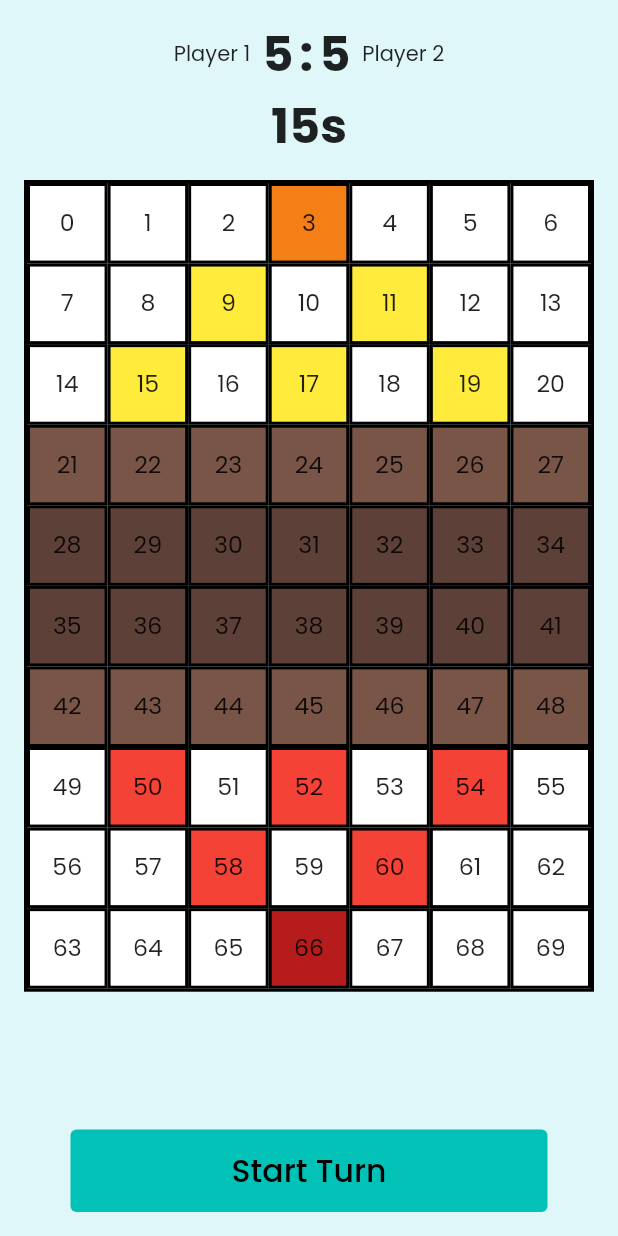
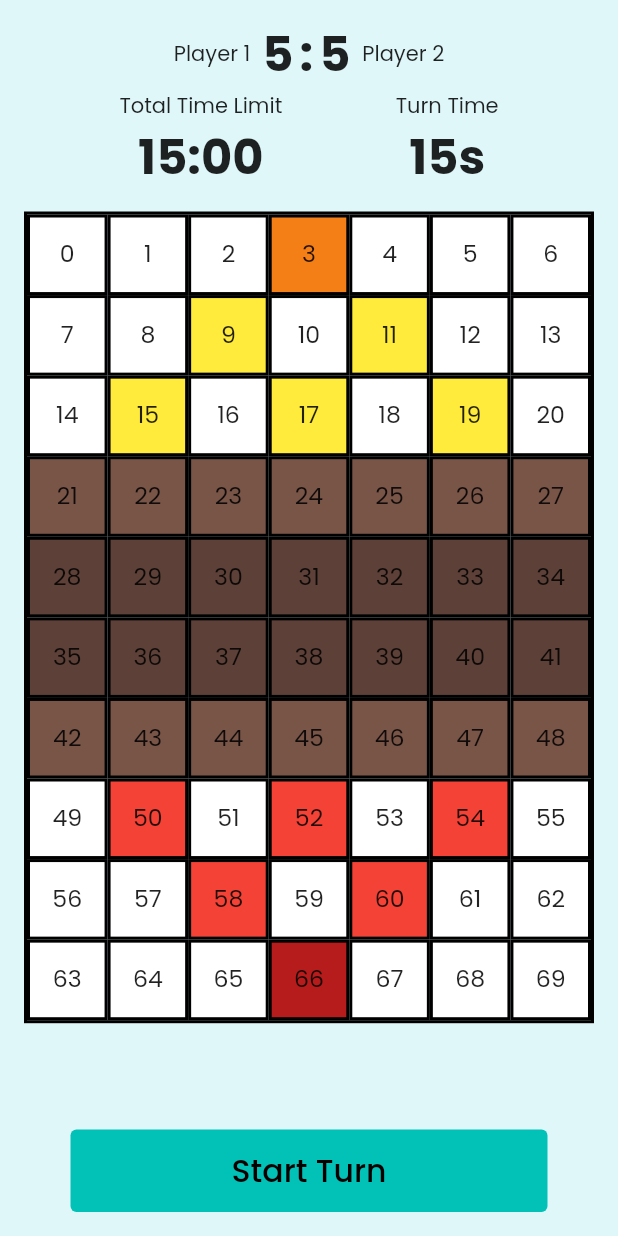
Before and after one commit to reAlpha39/chessbomb, a Flutter app: the screen it shows after launch, after a tap on "Start", on a phone screen of 412 x 824 dp. Run offline on Flutter 3.47's test engine with Material 2 defaults, Android fonts, the phone set to English and light mode, and no system bars; drawn by our look-alikes of velocity_x; our stand-ins replace awesome_dialog, bloc, flutter_bloc, freezed_annotation, get_it, go_router and 2 more.

Commit message:
add total time limit and change end game dialog

```diff
--- a/lib/app/game/bloc/game_board/game_board_cubit.dart
+++ b/lib/app/game/bloc/game_board/game_board_cubit.dart
@@ -56,6 +56,12 @@ class GameBoardCubit extends Cubit<GameBoardState> {
   void resetTempPointAndScore() {
     tempPoint = 0;
     tempScore = 0;
+  }
+
+  void forceEndGame() {
+    emit(const GameBoardState.loading());
+    _resetMovement();
+    emit(const GameBoardState.gameFinished());
   }
 
   void createBoardIndex() {
--- /dev/null
+++ b/lib/app/game/bloc/game_timer/game_timer_cubit.dart
@@ -0,0 +1,50 @@
+import 'package:bloc/bloc.dart';
+import 'package:freezed_annotation/freezed_annotation.dart';
+import 'package:injectable/injectable.dart';
+
+part 'game_timer_state.dart';
+part 'game_timer_cubit.freezed.dart';
+
+@injectable
+class GameTimerCubit extends Cubit<GameTimerState> {
+  GameTimerCubit() : super(const GameTimerState.initial());
+
+  int time = 900;
+  bool _stopRunningTimer = false;
+  bool isTimeOut = false;
+
+  void startTimer() async {
+    try {
+      bool _isStop = false;
+      for (int i = time; i >= 0; i--) {
+        emit(const GameTimerState.loading());
+
+        await Future.delayed(const Duration(seconds: 1));
+        time = i;
+
+        // stop timer if one of the player win the game
+        if (_stopRunningTimer) {
+          _isStop = true;
+          _stopRunningTimer = false;
+          emit(const GameTimerState.stopped());
+          break;
+        }
+
+        emit(const GameTimerState.update());
+      }
+      if (!_isStop) {
+        isTimeOut = true;
+        emit(const GameTimerState.timeOut());
+      }
+    } catch (_) {}
+  }
+
+  void resetTimer() {
+    time = 900;
+  }
+
+  void stopTimer() {
+    isTimeOut = false;
+    _stopRunningTimer = true;
+  }
+}
--- /dev/null
+++ b/lib/app/game/bloc/game_timer/game_timer_state.dart
@@ -0,0 +1,10 @@
+part of 'game_timer_cubit.dart';
+
+@freezed
+class GameTimerState with _$GameTimerState {
+  const factory GameTimerState.initial() = _Initial;
+  const factory GameTimerState.loading() = _Loading;
+  const factory GameTimerState.update() = _Update;
+  const factory GameTimerState.stopped() = _Stopped;
+  const factory GameTimerState.timeOut() = _TimeOut;
+}
--- a/lib/app/game/pages/game_page.dart
+++ b/lib/app/game/pages/game_page.dart
@@ -1,9 +1,11 @@
 import 'package:awesome_dialog/awesome_dialog.dart';
 import 'package:bombernyaa/app/game/bloc/game_board/game_board_cubit.dart';
+import 'package:bombernyaa/app/game/bloc/game_timer/game_timer_cubit.dart';
 import 'package:bombernyaa/app/game/bloc/poin_counter/poin_counter_cubit.dart';
 import 'package:bombernyaa/app/game/bloc/roll_dice/roll_dice_cubit.dart';
 import 'package:bombernyaa/app/game/bloc/turn_timer/turn_timer_cubit.dart';
 import 'package:bombernyaa/app/game/widgets/game_board.dart';
+import 'package:bombernyaa/app/game/widgets/game_timer.dart';
 import 'package:bombernyaa/app/game/widgets/player_point.dart';
 import 'package:bombernyaa/app/game/widgets/turn_timer.dart';
 import 'package:bombernyaa/injection.dart';
@@ -30,6 +32,9 @@ class GamePage extends StatelessWidget {
           create: (context) => getIt<PoinCounterCubit>(),
         ),
         BlocProvider(
+          create: (context) => getIt<GameTimerCubit>()..startTimer(),
+        ),
+        BlocProvider(
           create: (context) => getIt<TurnTimerCubit>()..startTimer(),
         ),
       ],
@@ -45,6 +50,15 @@ class _GameLayout extends StatelessWidget {
   Widget build(BuildContext context) {
     return MultiBlocListener(
       listeners: [
+        BlocListener<GameTimerCubit, GameTimerState>(
+          listener: (context, state) => state.maybeWhen(
+            timeOut: () {
+              context.read<TurnTimerCubit>().stopTimer();
+              context.read<GameBoardCubit>().forceEndGame();
+            },
+            orElse: () => null,
+          ),
+        ),
         BlocListener<RollDiceCubit, RollDiceState>(
           listener: (context, state) => state.maybeWhen(
             rolled: (index) {
@@ -105,7 +119,16 @@ class _GameLayout extends StatelessWidget {
               return context.read<GameBoardCubit>().resetTempPointAndScore();
             },
             selectedTiles: () => Dialogs.moveOrBombDialog(context),
-            gameFinished: () => Dialogs.gameFinishedDialog(context),
+            gameFinished: () => Dialogs.gameFinishedDialog(
+              context: context,
+              playerId: context.read<GameBoardCubit>().playerId,
+              playerAScore: context.read<GameTimerCubit>().isTimeOut
+                  ? context.read<PoinCounterCubit>().playerAPoint
+                  : null,
+              playerBScore: context.read<GameTimerCubit>().isTimeOut
+                  ? context.read<PoinCounterCubit>().playerBPoint
+                  : null,
+            ),
             orElse: () => null,
           ),
         ),
@@ -152,11 +175,28 @@ class _GameLayout extends StatelessWidget {
             ),
           ]),
         ),
-        body: const VStack([
-          SizedBox(height: 12),
-          PlayerPoint(),
-          TurnTimer(),
-          GameBoard(),
+        body: VStack([
+          const SizedBox(height: 12),
+          const PlayerPoint(),
+          Row(
+            mainAxisAlignment: MainAxisAlignment.spaceEvenly,
+            crossAxisAlignment: CrossAxisAlignment.center,
+            children: [
+              Column(
+                children: [
+                  'Total Time Limit'.text.base.make(),
+                  const GameTimer(),
+                ],
+              ).px12(),
+              Column(
+                children: [
+                  'Turn Time'.text.base.make(),
+                  const TurnTimer(),
+                ],
+              ).px12(),
+            ],
+          ),
+          const GameBoard(),
         ]).px16(),
       ),
     );
--- /dev/null
+++ b/lib/app/game/widgets/game_timer.dart
@@ -0,0 +1,35 @@
+import 'package:bombernyaa/app/game/bloc/game_timer/game_timer_cubit.dart';
+import 'package:bombernyaa/app/game/bloc/turn_timer/turn_timer_cubit.dart';
+import 'package:flutter/material.dart';
+import 'package:flutter_bloc/flutter_bloc.dart';
+import 'package:velocity_x/velocity_x.dart';
+
+class GameTimer extends StatelessWidget {
+  const GameTimer({Key? key}) : super(key: key);
+
+  @override
+  Widget build(BuildContext context) {
+    final cubitTimer = context.read<GameTimerCubit>();
+    return BlocBuilder<TurnTimerCubit, TurnTimerState>(
+      builder: (context, state) {
+        return (((cubitTimer.time / 60)
+                            .truncate()
+                            .toString()
+                            .split("")
+                            .length ==
+                        2
+                    ? (cubitTimer.time / 60).truncate().toString()
+                    : "0" + (cubitTimer.time / 60).truncate().toString()) +
+                ":" +
+                ((cubitTimer.time % 60).toString().split("").length == 2
+                    ? (cubitTimer.time % 60).toString()
+                    : "0" + (cubitTimer.time % 60).toString()))
+            .text
+            .bold
+            .size(32)
+            .makeCentered()
+            .pOnly(bottom: 12);
+      },
+    );
+  }
+}
--- a/lib/presentation/dialogs.dart
+++ b/lib/presentation/dialogs.dart
@@ -161,7 +161,12 @@ class Dialogs {
     ).show();
   }
 
-  static gameFinishedDialog(BuildContext context) {
+  static gameFinishedDialog({
+    required BuildContext context,
+    required String playerId,
+    int? playerAScore,
+    int? playerBScore,
+  }) {
     return AwesomeDialog(
       dismissOnTouchOutside: false,
       context: context,
@@ -172,7 +177,18 @@ class Dialogs {
       title: 'Game Finished',
       body: VStack([
         'Game Finished'.text.medium.makeCentered(),
-        'You Win'.text.xl.bold.makeCentered().py16(),
+        ('Player ' +
+                (playerAScore == null
+                    ? playerId
+                    : playerAScore > playerBScore!
+                        ? '1'
+                        : '2') +
+                ' Win')
+            .text
+            .xl
+            .bold
+            .makeCentered()
+            .py16(),
         HStack(
           [
             TextButton(
```
Also changed, not shown: lib/app/game/bloc/game_timer/game_timer_cubit.freezed.dart (added), lib/injection.config.dart.
